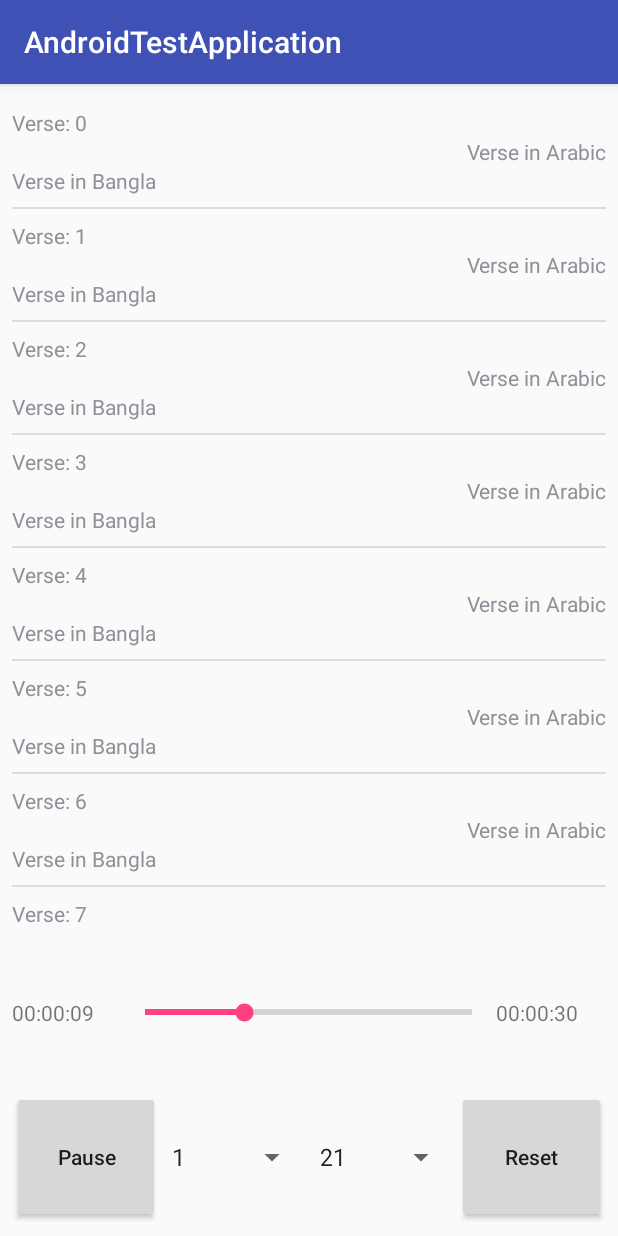
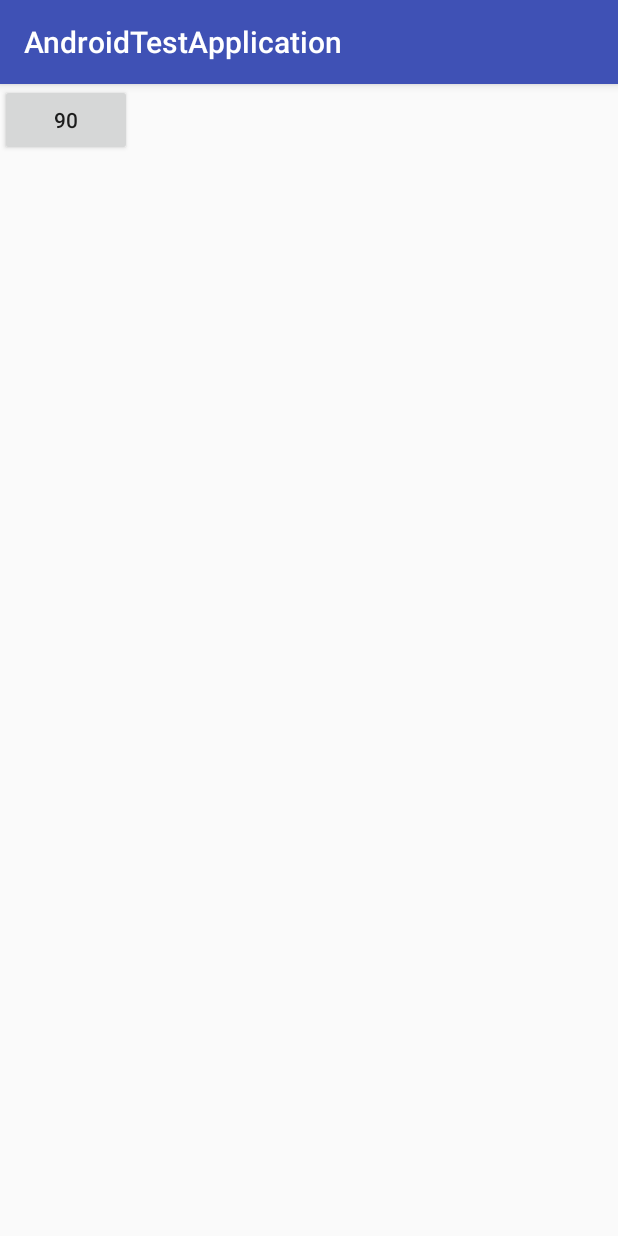
Before and after one commit to Shahriar07/mediaPlayer, an Android app: the screen it shows after launch (MainActivity before the commit, DashboardActivity after it), on a phone screen of 412 x 824 dp. Run offline under Robolectric (Android 15) with nearby library versions, the phone set to English and light mode, and no system bars.

Commit message:
Add custom spinner, New activity added

```diff
--- a/app/src/main/AndroidManifest.xml
+++ b/app/src/main/AndroidManifest.xml
@@ -9,13 +9,15 @@
         android:roundIcon="@mipmap/ic_launcher_round"
         android:supportsRtl="true"
         android:theme="@style/AppTheme">
-        <activity android:name=".UI.MainActivity">
+        <activity android:name=".UI.DashboardActivity">
             <intent-filter>
                 <action android:name="android.intent.action.MAIN" />
 
                 <category android:name="android.intent.category.LAUNCHER" />
             </intent-filter>
         </activity>
+        <activity android:name=".UI.SurahActivity">
+        </activity>
     </application>
 
 </manifest>
--- /dev/null
+++ b/app/src/main/java/com/shahriar/androidtestapplication/UI/DashboardActivity.java
@@ -0,0 +1,40 @@
+package com.shahriar.androidtestapplication.UI;
+
+import android.content.Intent;
+import android.os.Bundle;
+import android.os.PersistableBundle;
+import android.support.annotation.Nullable;
+import android.support.v7.app.AppCompatActivity;
+import android.view.View;
+import android.widget.Button;
+
+import com.shahriar.androidtestapplication.R;
+import com.shahriar.androidtestapplication.Utility.Constants;
+
+/**
+ * Created by H. M. Shahriar on 3/3/2018.
+ */
+
+public class DashboardActivity extends AppCompatActivity implements View.OnClickListener {
+
+    Button surahButton;
+    @Override
+    public void onCreate(@Nullable Bundle savedInstanceState) {
+        super.onCreate(savedInstanceState);
+        setContentView(R.layout.dashboard_activity);
+        initComponent();
+    }
+
+    void initComponent(){
+        surahButton = (Button) findViewById(R.id.test);
+        surahButton.setOnClickListener(this);
+
+    }
+
+    @Override
+    public void onClick(View v) {
+        Intent surahIntent = new Intent(this, SurahActivity.class);
+        surahIntent.putExtra(Constants.SURAH_ACTIVITY_SURAH_NO,90);
+        startActivity(surahIntent);
+    }
+}
--- a/app/src/main/java/com/shahriar/androidtestapplication/UI/MainActivity.java
+++ b/app/src/main/java/com/shahriar/androidtestapplication/UI/SurahActivity.java
@@ -14,11 +14,11 @@ import android.widget.AdapterView;
 import android.widget.ArrayAdapter;
 import android.widget.Button;
 import android.widget.SeekBar;
-import android.widget.Spinner;
 import android.widget.TextView;
 import android.widget.Toast;
 
 import com.shahriar.androidtestapplication.Adapter.SurahAdapter;
+import com.shahriar.androidtestapplication.CustomComponents.CustomSpinner;
 import com.shahriar.androidtestapplication.Data.Surah;
 import com.shahriar.androidtestapplication.Data.Verse;
 import com.shahriar.androidtestapplication.Factory.SurahFactory;
@@ -26,6 +26,7 @@ import com.shahriar.androidtestapplication.Interfaces.OnRecycleViewClicked;
 import com.shahriar.androidtestapplication.LayoutManager.ScrollingLinearLayoutManager;
 import com.shahriar.androidtestapplication.Listeners.VerseTouchListener;
 import com.shahriar.androidtestapplication.R;
+import com.shahriar.androidtestapplication.Utility.Constants;
 import com.shahriar.androidtestapplication.Utility.Utility;
 
 /**
@@ -33,8 +34,8 @@ import com.shahriar.androidtestapplication.Utility.Utility;
  */
 
 
-public class MainActivity extends AppCompatActivity implements OnClickListener, MediaPlayer.OnCompletionListener {
-    // Media Control Buttons
+public class SurahActivity extends AppCompatActivity implements OnClickListener, MediaPlayer.OnCompletionListener {
+    // Media Controllers
     Button play_pause_button;
     Button loop_start_button;
     Button loop_end_button;
@@ -48,7 +49,7 @@ public class MainActivity extends AppCompatActivity implements OnClickListener,
     // Media player
     MediaPlayer player;
     Surah surah;
-
+    int surahNo = 114;
     Handler seekHandler = new Handler();
     Utility utility = new Utility();
 
@@ -59,13 +60,16 @@ public class MainActivity extends AppCompatActivity implements OnClickListener,
     int maxLoopCount = 4;
     int currentLoopIndex = 0;
     int durationArray[];
+    boolean isActivityInitialized = false;
 
+    // list to show verses
     private RecyclerView.LayoutManager mLayoutManager;
     private RecyclerView.Adapter mAdapter;
     private RecyclerView verseListView;
 
-    Spinner startSpinner;
-    Spinner endSpinner;
+    // Spinner to select loop start and loop end verse
+    CustomSpinner startSpinner;
+    CustomSpinner endSpinner;
 
 
     // Need to register Surah in factory
@@ -73,8 +77,8 @@ public class MainActivity extends AppCompatActivity implements OnClickListener,
     {
         try
         {
-            Log.d("MainActivity","Static block called");
-            Class.forName("com.shahriar.androidtestapplication.Data.SurahAlBalad");
+            Log.d("SurahActivity","Static block called");
+            Class.forName("com.shahriar.androidtestapplication.Data.SurahAlBalad"); //This call will execute register of surah in surahfactory
         }
         catch (ClassNotFoundException any)
         {
@@ -89,6 +93,8 @@ public class MainActivity extends AppCompatActivity implements OnClickListener,
     public void onCreate(Bundle savedInstanceState) {
         super.onCreate(savedInstanceState);
         setContentView(R.layout.activity_main);
+        surahNo = getIntent().getIntExtra(Constants.SURAH_ACTIVITY_SURAH_NO,114);
+        Log.d(getLocalClassName(),"Surah number "+ surahNo);
         getInit();
 
     }
@@ -98,9 +104,9 @@ public class MainActivity extends AppCompatActivity implements OnClickListener,
         play_pause_button = (Button) findViewById(R.id.startButton);
         play_pause_button.setOnClickListener(this);
 
-        surah = SurahFactory.getInstance().prepareSurah("90");
+        surah = SurahFactory.getInstance().prepareSurah(""+surahNo);
 
-        startSpinner = (Spinner) findViewById(R.id.start_loop);
+        startSpinner = (CustomSpinner) findViewById(R.id.start_loop);
         ArrayAdapter<Integer> adapter = new ArrayAdapter<Integer>(this,android.R.layout.simple_spinner_item,utility.getIntArray(1,surah.getDuration().length-2));
         adapter.setDropDownViewResource(android.R.layout.simple_spinner_dropdown_item);
         startSpinner.setAdapter(adapter);
@@ -112,7 +118,7 @@ public class MainActivity extends AppCompatActivity implements OnClickListener,
 //        loop_end_button = (Button) findViewById(R.id.end_loop);
 //        loop_end_button.setOnClickListener(this);
 
-        endSpinner = (Spinner) findViewById(R.id.end_loop);
+        endSpinner = (CustomSpinner) findViewById(R.id.end_loop);
         ArrayAdapter<Integer> endSpinnerAdapter = new ArrayAdapter<Integer>(this,android.R.layout.simple_spinner_item,utility.getIntArray(surah.getDuration().length-2,1));
         endSpinnerAdapter.setDropDownViewResource(android.R.layout.simple_spinner_dropdown_item);
         endSpinner.setAdapter(endSpinnerAdapter);
@@ -144,6 +150,7 @@ public class MainActivity extends AppCompatActivity implements OnClickListener,
         verseListView.addOnItemTouchListener(new VerseTouchListener(getApplicationContext(), verseListView, new OnRecycleViewClicked(){
             @Override
             public void onClick(View view, int position) {
+                isActivityInitialized = true;
                 Verse verse = surah.getVerses().get(position);
                 Toast.makeText(getApplicationContext(), verse.getVerseNo() + " is selected!", Toast.LENGTH_SHORT).show();
                 setLoopWhenVerseClicked(position);
@@ -161,6 +168,7 @@ public class MainActivity extends AppCompatActivity implements OnClickListener,
         @Override
         public void onProgressChanged(SeekBar seekBar, int i, boolean inputFromUser) {
             if(inputFromUser){
+                isActivityInitialized = true;
                 int index = utility.getIndexForLoop(i,durationArray);
                 setLoopWhenVerseClicked(index);
             }
@@ -252,6 +260,7 @@ public class MainActivity extends AppCompatActivity implements OnClickListener,
     public void onClick(View view) {
         switch (view.getId()) {
             case R.id.startButton:{
+                isActivityInitialized = true;
                 if (player.isPlaying()){
                     player.pause();
                 }
@@ -317,7 +326,7 @@ public class MainActivity extends AppCompatActivity implements OnClickListener,
         loopStartTime = durationArray[currentLoopIndex];
         loopCount = 0;
         player.seekTo(loopStartTime);
-        if (!player.isPlaying()){
+        if (!player.isPlaying() && isActivityInitialized){
             player.start();
             seekUpdation();
             changePlayPauseButton();
@@ -342,7 +351,7 @@ public class MainActivity extends AppCompatActivity implements OnClickListener,
 //        current_time.setText(utility.getFormatedTimeFromMilisecond(durationArray[index]));
 //        currentLoopIndex = index;
         loopEndTime = durationArray[index];
-        if (!player.isPlaying()){
+        if (!player.isPlaying() && isActivityInitialized){
             player.start();
             seekUpdation();
             changePlayPauseButton();
--- a/app/src/main/res/layout/activity_main.xml
+++ b/app/src/main/res/layout/activity_main.xml
@@ -4,7 +4,7 @@
     xmlns:tools="http://schemas.android.com/tools"
     android:layout_width="match_parent"
     android:layout_height="match_parent"
-    tools:context="com.shahriar.androidtestapplication.UI.MainActivity">
+    tools:context="com.shahriar.androidtestapplication.UI.SurahActivity">
 
     <android.support.constraint.Guideline
         android:id="@+id/guideline"
@@ -95,13 +95,13 @@
                 app:layout_constraintTop_toTopOf="parent"
                 app:layout_constraintVertical_bias="0.913" />
 
-            <Spinner
+            <com.shahriar.androidtestapplication.CustomComponents.CustomSpinner
                 android:id="@+id/start_loop"
                 android:layout_width="0dp"
                 android:layout_height="match_parent"
                 android:layout_weight="1"/>
 
-            <Spinner
+            <com.shahriar.androidtestapplication.CustomComponents.CustomSpinner
                 android:id="@+id/end_loop"
                 android:layout_width="0dp"
                 android:layout_height="match_parent"
--- /dev/null
+++ b/app/src/main/res/layout/dashboard_activity.xml
@@ -0,0 +1,33 @@
+<?xml version="1.0" encoding="utf-8"?>
+<android.support.constraint.ConstraintLayout xmlns:android="http://schemas.android.com/apk/res/android"
+    xmlns:app="http://schemas.android.com/apk/res-auto"
+    xmlns:tools="http://schemas.android.com/tools"
+    android:layout_width="match_parent"
+    android:layout_height="match_parent"
+    tools:context="com.shahriar.androidtestapplication.UI.DashboardActivity">
+
+    <android.support.constraint.Guideline
+        android:id="@+id/guideline"
+        android:layout_width="0dp"
+        android:layout_height="0dp"
+        android:layout_marginBottom="0dp"
+        android:orientation="vertical"
+        app:layout_constraintGuide_begin="20dp"
+        app:layout_constraintTop_toTopOf="parent" />
+
+    <LinearLayout
+        android:id="@+id/container"
+        android:layout_width="match_parent"
+        android:layout_height="match_parent"
+        android:orientation="vertical"
+        app:layout_constraintTop_toTopOf="parent"
+        app:layout_constraintBottom_toBottomOf="parent">
+<Button
+    android:id="@+id/test"
+    android:layout_width="wrap_content"
+    android:layout_height="wrap_content"
+    android:text="90"/>
+
+
+    </LinearLayout>
+</android.support.constraint.ConstraintLayout>
```
Also changed, not shown: app/src/main/java/com/shahriar/androidtestapplication/CustomComponents/CustomSpinner.java (added, +46 -0 lines), app/src/main/java/com/shahriar/androidtestapplication/Utility/Constants.java (added, +11 -0 lines).
